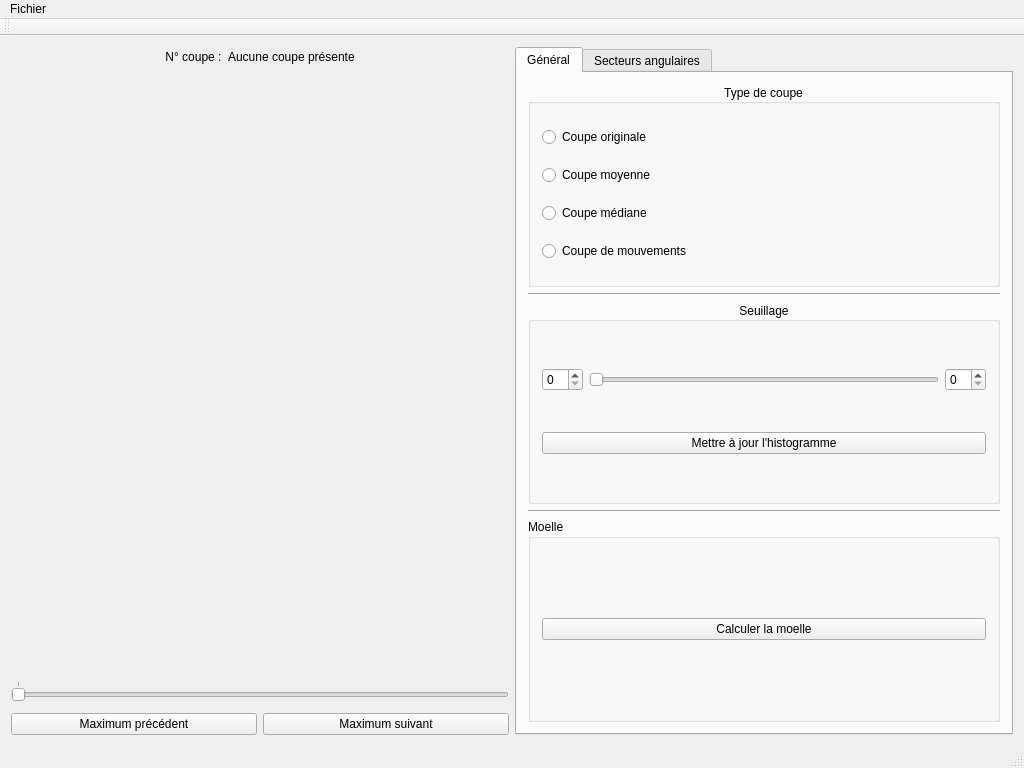
akrah/TKDetection, file ui/mainwindow.ui: the form before one commit.
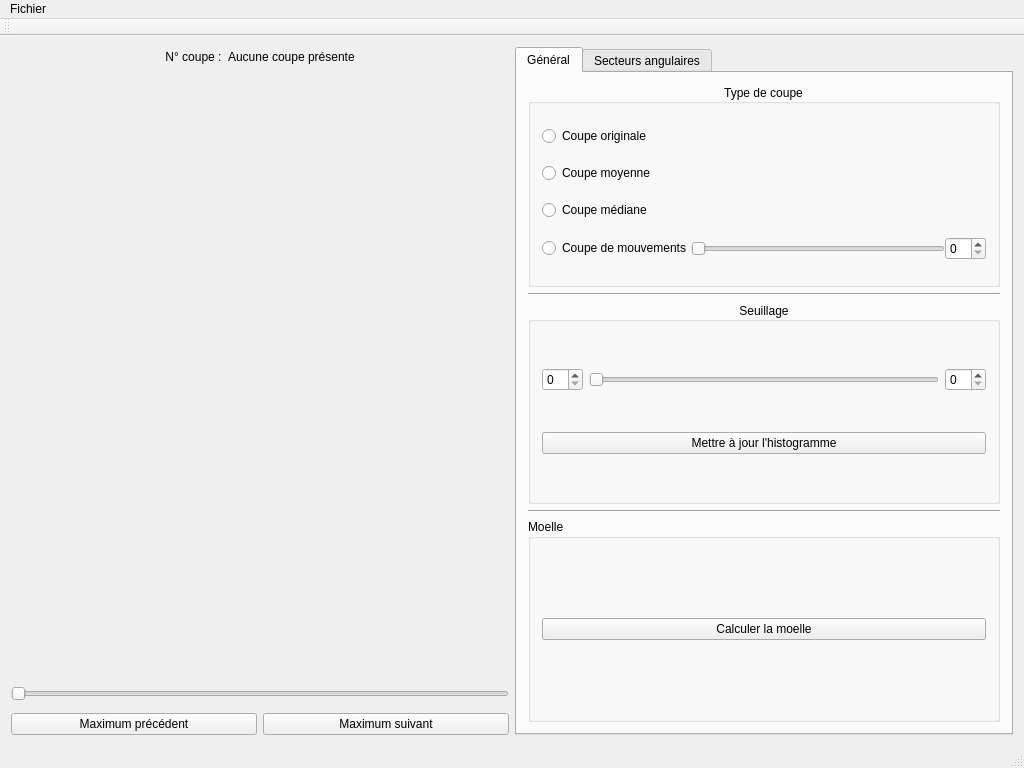
The form after the commit. Custom widgets are drawn as their Qt base class.

```diff
--- a/ui/mainwindow.ui
+++ b/ui/mainwindow.ui
@@ -74,6 +74,24 @@
        </layout>
       </item>
       <item>
+       <layout class="QHBoxLayout" name="horizontalLayout_7">
+        <property name="bottomMargin">
+         <number>0</number>
+        </property>
+        <item>
+         <spacer name="horizontalSpacer_4">
+          <property name="orientation">
+           <enum>Qt::Horizontal</enum>
+          </property>
+          <property name="sizeHint" stdset="0">
+           <size>
+            <width>40</width>
+            <height>20</height>
+           </size>
+          </property>
+         </spacer>
+        </item>
+        <item>
        <widget class="QScrollArea" name="_scrollSliceView">
         <property name="frameShape">
          <enum>QFrame::NoFrame</enum>
@@ -101,7 +119,7 @@
           <rect>
            <x>0</x>
            <y>0</y>
-           <width>498</width>
+             <width>162</width>
            <height>290</height>
           </rect>
          </property>
@@ -130,6 +148,21 @@
        </widget>
       </item>
       <item>
+         <spacer name="horizontalSpacer_3">
+          <property name="orientation">
+           <enum>Qt::Horizontal</enum>
+          </property>
+          <property name="sizeHint" stdset="0">
+           <size>
+            <width>40</width>
+            <height>20</height>
+           </size>
+          </property>
+         </spacer>
+        </item>
+       </layout>
+      </item>
+      <item>
        <widget class="QSlider" name="_sliderSelectSlice">
         <property name="maximum">
          <number>0</number>
@@ -137,12 +170,6 @@
         <property name="orientation">
          <enum>Qt::Horizontal</enum>
         </property>
-        <property name="tickPosition">
-         <enum>QSlider::TicksAbove</enum>
-        </property>
-        <property name="tickInterval">
-         <number>1</number>
-        </property>
        </widget>
       </item>
       <item>
@@ -212,11 +239,38 @@
             </widget>
            </item>
            <item>
+            <layout class="QHBoxLayout" name="horizontalLayout_9">
+             <property name="spacing">
+              <number>0</number>
+             </property>
+             <property name="sizeConstraint">
+              <enum>QLayout::SetDefaultConstraint</enum>
+             </property>
+             <item>
             <widget class="QRadioButton" name="_radioMovementSlice">
              <property name="text">
               <string>Coupe de mouvements</string>
              </property>
             </widget>
+             </item>
+             <item>
+              <widget class="QSlider" name="_sliderMotionThreshold">
+               <property name="maximum">
+                <number>30</number>
+               </property>
+               <property name="orientation">
+                <enum>Qt::Horizontal</enum>
+               </property>
+              </widget>
+             </item>
+             <item>
+              <widget class="QSpinBox" name="_spinMotionThreshold">
+               <property name="maximum">
+                <number>30</number>
+               </property>
+              </widget>
+             </item>
+            </layout>
            </item>
           </layout>
          </widget>
```
Lines whose indentation alone changed are shown as unchanged.
